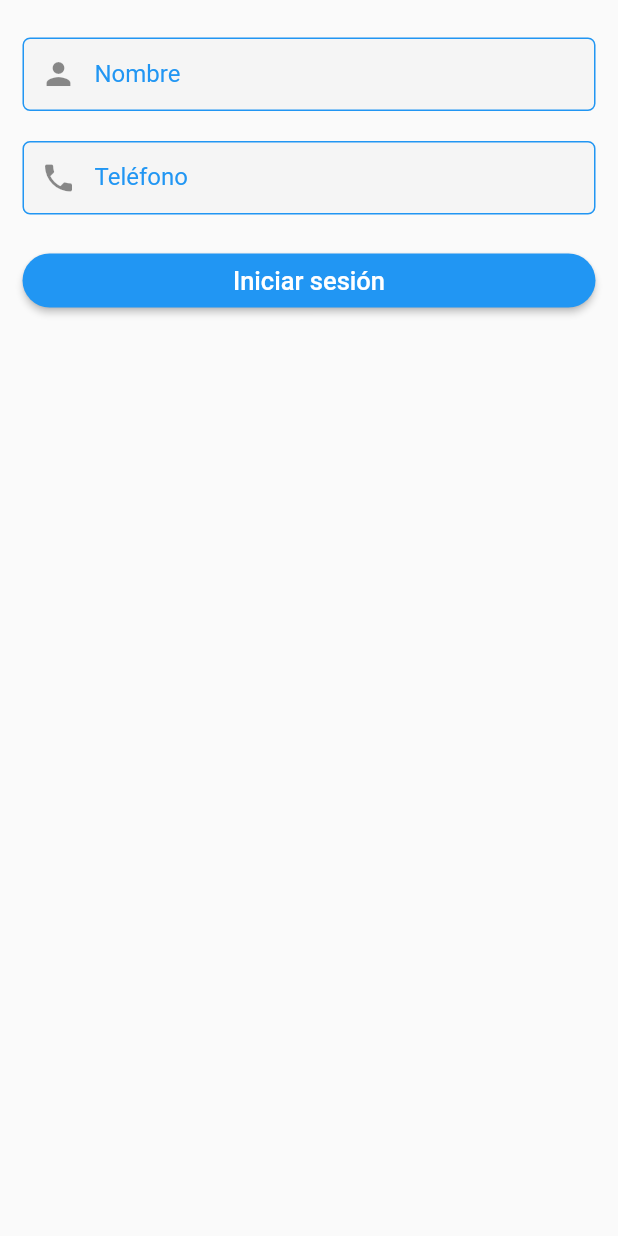
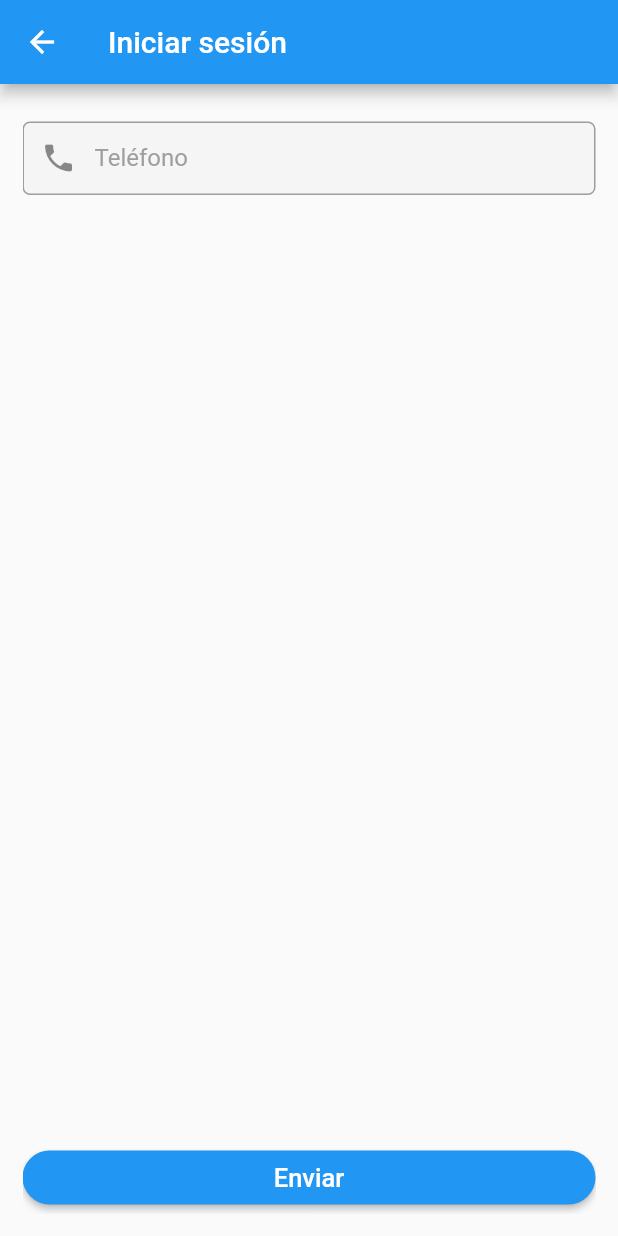
Before and after one commit to ulises214/hackathon-github-app, a Flutter app: the screen it shows after launch, after a tap on "Iniciar sesión", on a phone screen of 412 x 824 dp. Run offline on Flutter 3.47's test engine with Material 2 defaults, Android fonts, the phone set to English and light mode, and no system bars; our stand-ins replace go_router, pin_code_fields.

Commit message:
basic ui for login created

```diff
--- a/lib/app/app.dart
+++ b/lib/app/app.dart
@@ -1,5 +1,7 @@
 import 'package:flutter/material.dart';
 import 'package:hackathon_github_app/app/core/routes/routes.dart';
+import 'package:hackathon_github_app/app/features/login/design/states/states.dart';
+import 'package:provider/provider.dart';
 
 class Root extends StatelessWidget {
   const Root({super.key});
@@ -15,12 +17,17 @@ class App extends StatelessWidget {
 
   @override
   Widget build(BuildContext context) {
-    return MaterialApp.router(
-      title: 'Hackathon Github App',
-      theme: ThemeData(
-        primarySwatch: Colors.blue,
+    return MultiProvider(
+      providers: [
+        ChangeNotifierProvider(create: (context) => AuthProvider()),
+      ],
+      child: MaterialApp.router(
+        title: 'Hackathon Github App',
+        theme: ThemeData(
+          primarySwatch: Colors.blue,
+        ),
+        routerConfig: route,
       ),
-      routerConfig: route,
     );
   }
 }
--- a/lib/app/core/core_design/core_widgets/input.dart
+++ b/lib/app/core/core_design/core_widgets/input.dart
@@ -1,6 +1,6 @@
 part of 'core_widgets.dart';
 
-class Input extends StatelessWidget {
+class Input extends StatefulWidget {
   const Input({
     super.key,
     this.maxLines = 1,
@@ -24,24 +24,30 @@ class Input extends StatelessWidget {
   final bool? obscureText;
   final TextInputType? keyboardType;
   final String? Function(String?)? onChanged;
+
+  @override
+  State<Input> createState() => _InputState();
+}
+
+class _InputState extends State<Input> {
   @override
   Widget build(BuildContext context) {
     return TextFormField(
-      keyboardType: keyboardType,
-      controller: controller,
+      keyboardType: widget.keyboardType,
+      controller: widget.controller,
       decoration: InputDecoration(
-        hintText: hintText,
+        hintText: widget.hintText,
         fillColor: Colors.grey[100],
         filled: true,
-        labelText: label,
-        labelStyle: const TextStyle(color: Colors.blue),
+        labelText: widget.label,
+        labelStyle: const TextStyle(color: Colors.grey),
         contentPadding: const EdgeInsets.all(15),
         errorBorder: OutlineInputBorder(
           borderSide: const BorderSide(color: Colors.red),
           borderRadius: BorderRadius.circular(5),
         ),
         enabledBorder: OutlineInputBorder(
-          borderSide: const BorderSide(color: Colors.blue),
+          borderSide: const BorderSide(color: Colors.grey),
           borderRadius: BorderRadius.circular(5),
         ),
         focusedBorder: OutlineInputBorder(
@@ -52,15 +58,15 @@ class Input extends StatelessWidget {
           borderSide: const BorderSide(color: Colors.red),
           borderRadius: BorderRadius.circular(5),
         ),
-        suffixIcon: suffixIcon,
-        prefixIcon: prefixIcon == null
+        suffixIcon: widget.suffixIcon,
+        prefixIcon: widget.prefixIcon == null
             ? null
-            : Align(widthFactor: 1, heightFactor: 1, child: prefixIcon),
+            : Align(widthFactor: 1, heightFactor: 1, child: widget.prefixIcon),
       ),
-      validator: (String? value) => validator!(value),
-      maxLines: maxLines,
-      obscureText: obscureText!,
-      onChanged: onChanged,
+      validator: (String? value) => widget.validator!(value),
+      maxLines: widget.maxLines,
+      obscureText: widget.obscureText!,
+      onChanged: widget.onChanged,
     );
   }
 }
--- a/lib/app/features/login/design/pages/login.dart
+++ b/lib/app/features/login/design/pages/login.dart
@@ -1,44 +1,27 @@
 import 'package:flutter/material.dart';
-import 'package:hackathon_github_app/app/core/core_design/core_widgets/core_widgets.dart';
+import 'package:hackathon_github_app/app/features/login/design/states/states.dart';
+import 'package:hackathon_github_app/app/features/login/design/widgets/widgets.dart';
+import 'package:provider/provider.dart';
 
 class LoginPage extends StatelessWidget {
-  LoginPage({super.key});
+  const LoginPage({super.key});
 
-  final _formKey = GlobalKey<FormState>();
   @override
   Widget build(BuildContext context) {
+    final authProvider = context.watch<AuthProvider>();
     return Scaffold(
+      appBar: AppBar(
+        title: const Text('Iniciar sesión'),
+      ),
       body: SafeArea(
         child: Padding(
           padding: const EdgeInsets.all(15),
-          child: Column(
+          child: PageView(
+            controller: authProvider.pageController,
+            physics: const NeverScrollableScrollPhysics(),
             children: [
-              Form(
-                key: _formKey,
-                child: Column(
-                  children: [
-                    const Padding(
-                      padding: EdgeInsets.symmetric(vertical: 10),
-                      child: Input(
-                        label: 'Nombre',
-                        prefixIcon: Icon(Icons.person),
-                      ),
-                    ),
-                    const Padding(
-                      padding: EdgeInsets.symmetric(vertical: 10),
-                      child: Input(
-                        label: 'Teléfono',
-                        prefixIcon: Icon(Icons.phone),
-                      ),
-                    ),
-                    const SizedBox(height: 10),
-                    PrimaryButton(
-                      onPressed: (context) {},
-                      text: 'Iniciar sesión',
-                    ),
-                  ],
-                ),
-              ),
+              PhoneForm(),
+              SmsCodeValidation(),
             ],
           ),
         ),
--- /dev/null
+++ b/lib/app/features/login/design/states/states.dart
@@ -0,0 +1,6 @@
+import 'dart:developer';
+
+import 'package:flutter/material.dart';
+import 'package:go_router/go_router.dart';
+
+part 'auth_provider.dart';
--- /dev/null
+++ b/lib/app/features/login/design/widgets/phone_form.dart
@@ -0,0 +1,33 @@
+part of 'widgets.dart';
+
+class PhoneForm extends StatelessWidget {
+  PhoneForm({super.key});
+  final _formKey = GlobalKey<FormState>();
+  @override
+  Widget build(BuildContext context) {
+    return Form(
+      key: _formKey,
+      child: Column(
+        children: [
+          Padding(
+            padding: const EdgeInsets.symmetric(vertical: 10),
+            child: Input(
+              label: 'Teléfono',
+              controller: context.watch<AuthProvider>().phoneController,
+              prefixIcon: const Icon(Icons.phone),
+              keyboardType: TextInputType.phone,
+              validator: (String? value) =>
+                  context.watch<AuthProvider>().validateField(value),
+            ),
+          ),
+          const Spacer(),
+          PrimaryButton(
+            onPressed: (context) =>
+                context.read<AuthProvider>().authPhoneNumber(),
+            text: 'Enviar',
+          ),
+        ],
+      ),
+    );
+  }
+}
--- a/pubspec.yaml
+++ b/pubspec.yaml
@@ -16,6 +16,7 @@ dependencies:
   flutter_dotenv: ^5.0.2
   either_dart: ^0.3.0
   go_router: ^5.1.5
+  pin_code_fields: ^7.4.0
 
 dev_dependencies:
   flutter_test:
```
Also changed, not shown: lib/app/features/login/design/states/auth_provider.dart (added, +36 -0 lines), lib/app/features/login/design/widgets/sms_code_validation.dart (added, +38 -0 lines), lib/app/features/login/design/widgets/widgets.dart (added, +10 -0 lines), pubspec.lock.
